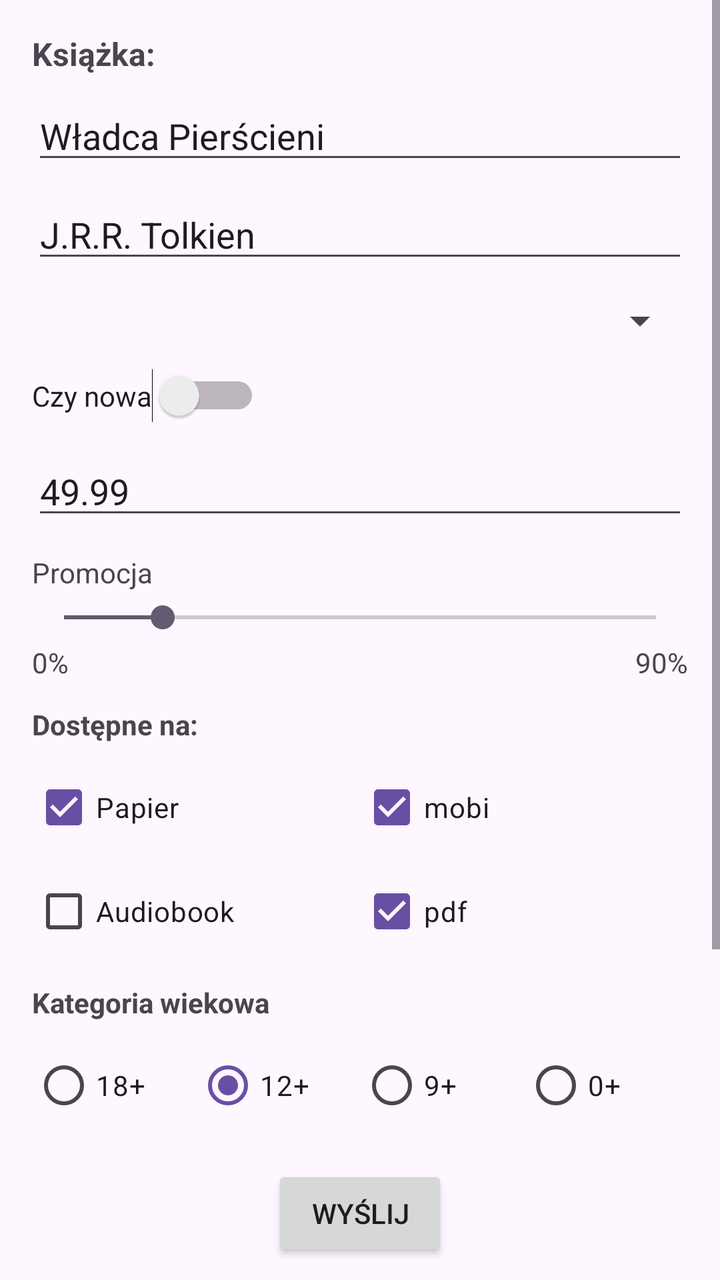
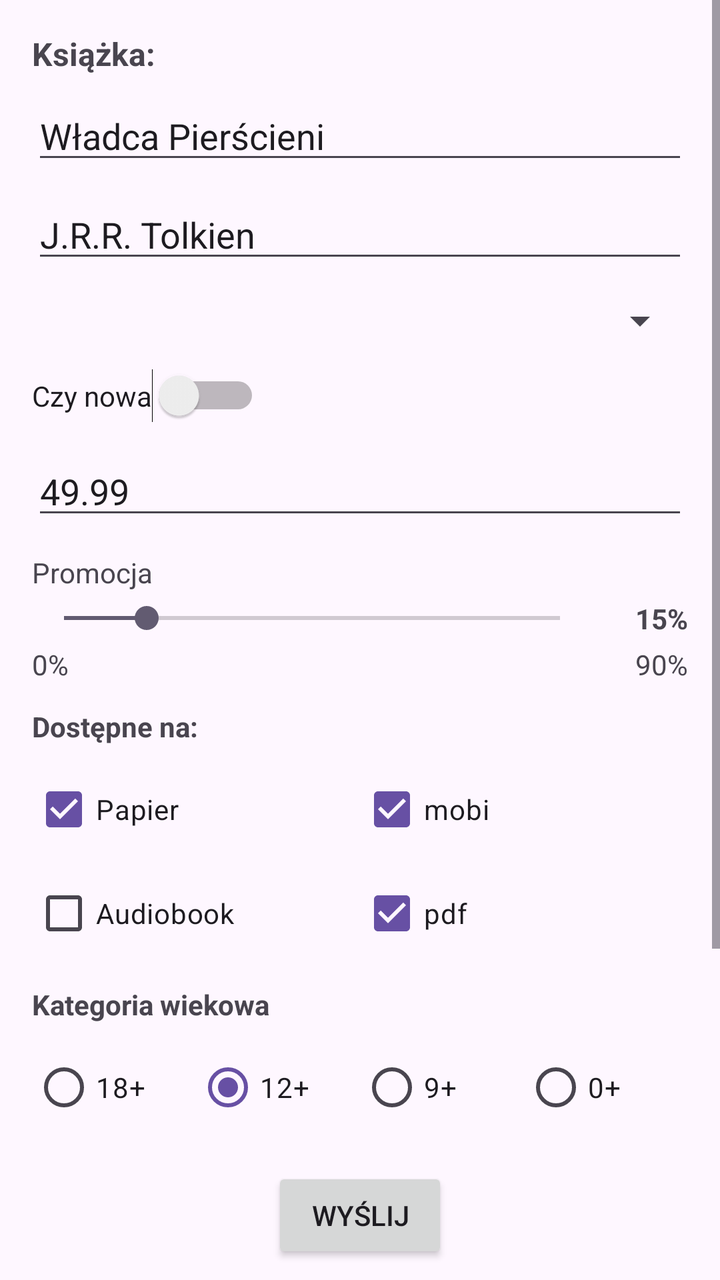

An Android layout rendered at two revisions. The XML below is the earlier revision; the diff shows what the commit changed to produce the second picture.
<!-- AndroidManifest.xml: application theme Theme.Ksiazka -->
<!-- res/layout/activity_main.xml -->
<?xml version="1.0" encoding="utf-8"?>
<ScrollView xmlns:android="http://schemas.android.com/apk/res/android"
    xmlns:tools="http://schemas.android.com/tools"
    android:id="@+id/main"
    android:layout_width="match_parent"
    android:layout_height="match_parent"
    tools:context=".MainActivity">

    <LinearLayout
        android:layout_width="match_parent"
        android:layout_height="wrap_content"
        android:orientation="vertical"
        android:padding="16dp">

        <TextView
            android:layout_width="wrap_content"
            android:layout_height="wrap_content"
            android:text="Książka:"
            android:textSize="16sp"
            android:textStyle="bold"
            android:layout_marginBottom="8dp"/>

        <EditText
            android:id="@+id/etTytul"
            android:layout_width="match_parent"
            android:layout_height="wrap_content"
            android:hint="Tytuł"
            android:inputType="text"
            android:text="Władca Pierścieni"
            android:layout_marginBottom="8dp"/>

        <EditText
            android:id="@+id/etAutor"
            android:layout_width="match_parent"
            android:layout_height="wrap_content"
            android:hint="Autor"
            android:inputType="text"
            android:text="J.R.R. Tolkien"
            android:layout_marginBottom="12dp"/>

        <Spinner
            android:id="@+id/spinnerGatunki"
            android:layout_width="match_parent"
            android:layout_height="wrap_content"
            android:layout_marginBottom="12dp"/>

        <Switch
            android:id="@+id/switchCzyNowa"
            android:layout_width="wrap_content"
            android:layout_height="wrap_content"
            android:text="Czy nowa"
            android:layout_marginBottom="12dp"/>

        <EditText
            android:id="@+id/etCena"
            android:layout_width="match_parent"
            android:layout_height="wrap_content"
            android:hint="Cena"
            android:inputType="numberDecimal"
            android:text="49.99"
            android:layout_marginBottom="12dp"/>

        <TextView
            android:layout_width="wrap_content"
            android:layout_height="wrap_content"
            android:text="Promocja"
            android:textSize="14sp"
            android:layout_marginBottom="4dp"/>

        <SeekBar
            android:id="@+id/seekBarPromocja"
            android:layout_width="match_parent"
            android:layout_height="wrap_content"
            android:max="90"
            android:progress="15"
            android:layout_marginBottom="4dp"/>

        <LinearLayout
            android:layout_width="match_parent"
            android:layout_height="wrap_content"
            android:orientation="horizontal"
            android:layout_marginBottom="12dp">

            <TextView
                android:layout_width="0dp"
                android:layout_height="wrap_content"
                android:layout_weight="1"
                android:text="0%"/>

            <TextView
                android:layout_width="0dp"
                android:layout_height="wrap_content"
                android:layout_weight="1"
                android:text="90%"
                android:gravity="end"/>

        </LinearLayout>

        <TextView
            android:layout_width="wrap_content"
            android:layout_height="wrap_content"
            android:text="Dostępne na:"
            android:textSize="14sp"
            android:textStyle="bold"
            android:layout_marginBottom="8dp"/>

        <LinearLayout
            android:layout_width="match_parent"
            android:layout_height="wrap_content"
            android:orientation="horizontal"
            android:layout_marginBottom="4dp">

            <CheckBox
                android:id="@+id/checkBoxPapier"
                android:layout_width="0dp"
                android:layout_height="wrap_content"
                android:layout_weight="1"
                android:text="Papier"
                android:checked="true"/>

            <CheckBox
                android:id="@+id/checkBoxMobi"
                android:layout_width="0dp"
                android:layout_height="wrap_content"
                android:layout_weight="1"
                android:text="mobi"
                android:checked="true"/>

        </LinearLayout>

        <LinearLayout
            android:layout_width="match_parent"
            android:layout_height="wrap_content"
            android:orientation="horizontal"
            android:layout_marginBottom="12dp">

            <CheckBox
                android:id="@+id/checkBoxAudiobook"
                android:layout_width="0dp"
                android:layout_height="wrap_content"
                android:layout_weight="1"
                android:text="Audiobook"/>

            <CheckBox
                android:id="@+id/checkBoxPdf"
                android:layout_width="0dp"
                android:layout_height="wrap_content"
                android:layout_weight="1"
                android:text="pdf"
                android:checked="true"/>

        </LinearLayout>

        <TextView
            android:layout_width="wrap_content"
            android:layout_height="wrap_content"
            android:text="Kategoria wiekowa"
            android:textSize="14sp"
            android:textStyle="bold"
            android:layout_marginBottom="8dp"/>

        <RadioGroup
            android:id="@+id/radioGroupKategoria"
            android:layout_width="match_parent"
            android:layout_height="wrap_content"
            android:orientation="horizontal"
            android:layout_marginBottom="16dp">

            <RadioButton
                android:id="@+id/radio18plus"
                android:layout_width="0dp"
                android:layout_height="wrap_content"
                android:layout_weight="1"
                android:text="18+"/>

            <RadioButton
                android:id="@+id/radio12plus"
                android:layout_width="0dp"
                android:layout_height="wrap_content"
                android:layout_weight="1"
                android:text="12+"
                android:checked="true"/>

            <RadioButton
                android:id="@+id/radio9plus"
                android:layout_width="0dp"
                android:layout_height="wrap_content"
                android:layout_weight="1"
                android:text="9+"/>

            <RadioButton
                android:id="@+id/radio0plus"
                android:layout_width="0dp"
                android:layout_height="wrap_content"
                android:layout_weight="1"
                android:text="0+"/>

        </RadioGroup>

        <Button
            android:id="@+id/btnWyslij"
            android:layout_width="wrap_content"
            android:layout_height="wrap_content"
            android:text="Wyślij"
            android:layout_gravity="center_horizontal"
            android:layout_marginBottom="16dp"/>

        <ListView
            android:id="@+id/listViewRekordy"
            android:layout_width="match_parent"
            android:layout_height="200dp"/>

    </LinearLayout>

</ScrollView>
<!-- resources referenced by this layout -->
<resources>
  <style name="Theme.Ksiazka" parent="Base.Theme.Ksiazka" />
  <style name="Base.Theme.Ksiazka" parent="Theme.Material3.DayNight.NoActionBar">
          
          
      </style>
</resources>

<!-- the commit's change to res/layout/activity_main.xml (unified diff, before → after) -->
@@ -67,13 +67,32 @@
             android:textSize="14sp"
             android:layout_marginBottom="4dp"/>
 
-        <SeekBar
-            android:id="@+id/seekBarPromocja"
-            android:layout_width="match_parent"
-            android:layout_height="wrap_content"
-            android:max="90"
-            android:progress="15"
-            android:layout_marginBottom="4dp"/>
+        <LinearLayout
+            android:layout_width="match_parent"
+            android:layout_height="wrap_content"
+            android:orientation="horizontal"
+            android:gravity="center_vertical"
+            android:layout_marginBottom="4dp">
+
+            <SeekBar
+                android:id="@+id/seekBarPromocja"
+                android:layout_width="0dp"
+                android:layout_height="wrap_content"
+                android:layout_weight="1"
+                android:max="90"
+                android:progress="15"/>
+
+            <TextView
+                android:id="@+id/tvPromocjaWartosc"
+                android:layout_width="wrap_content"
+                android:layout_height="wrap_content"
+                android:layout_marginStart="8dp"
+                android:text="15%"
+                android:textStyle="bold"
+                android:minWidth="40dp"
+                android:gravity="end"/>
+
+        </LinearLayout>
 
         <LinearLayout
             android:layout_width="match_parent"
